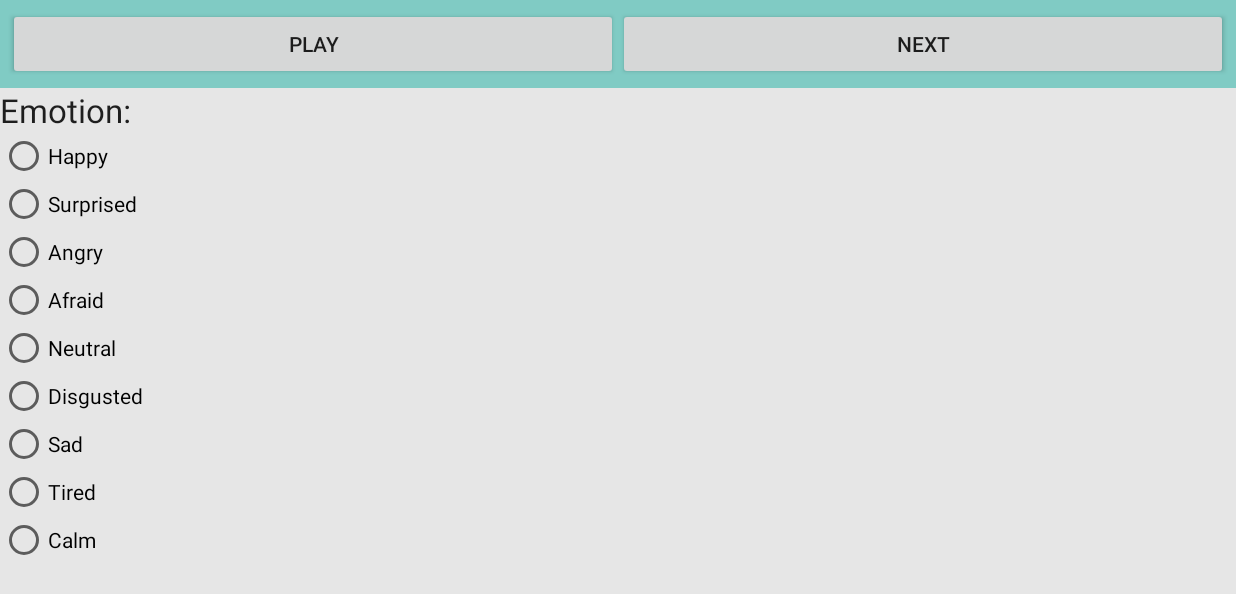
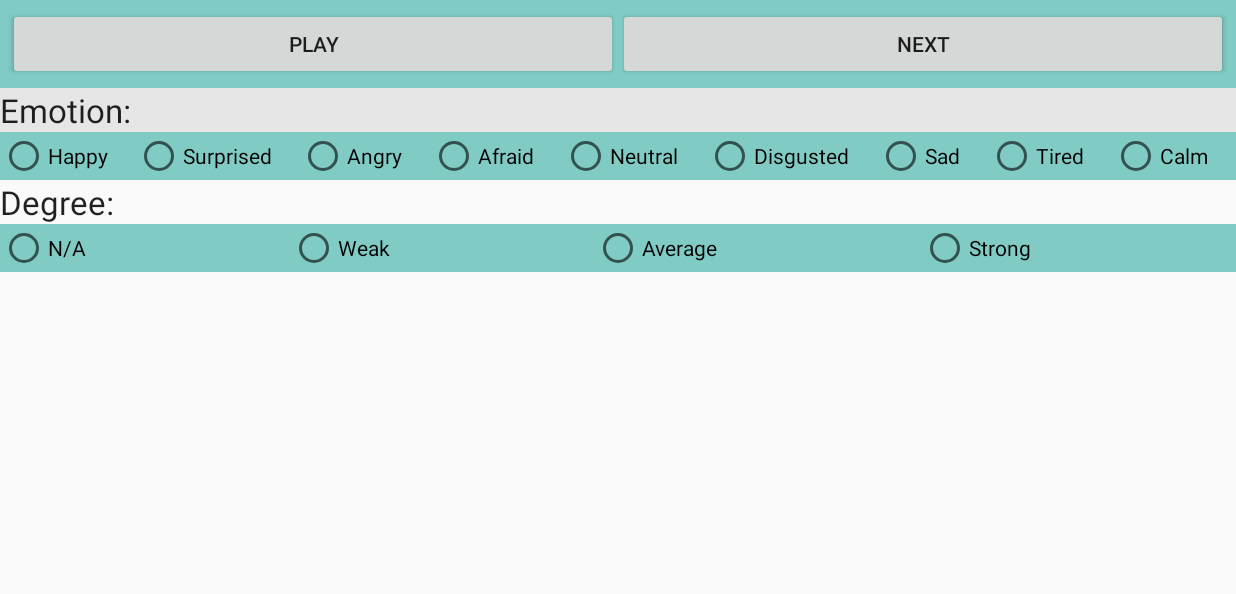
Before and after one commit to wiccy46/EmoSoundRatingControl, an Android app: the Test screen opened directly, with no data from a screen before it, on a phone screen of 824 x 412 dp (held sideways). Shown: the top 594 px of the screen. Run offline under Robolectric (Android 15) with nearby library versions, the phone set to English and light mode, and no system bars.

Commit message:
Added Degree Radiobuttons.

```diff
--- a/app/src/main/res/layout/test.xml
+++ b/app/src/main/res/layout/test.xml
@@ -26,14 +26,14 @@
             android:layout_width="fill_parent"
             android:layout_height="wrap_content"
             android:text="@string/nextSound"
-            android:id="@+id/button"
+            android:id="@+id/nextButton"
             android:layout_weight="1" />
     </LinearLayout>
 
     <LinearLayout
         android:orientation="vertical"
         android:layout_width="fill_parent"
-        android:layout_height="fill_parent"
+        android:layout_height="wrap_content"
         android:background="@color/design_fab_shadow_mid_color"
         android:id="@+id/middleSection">
 
@@ -41,71 +41,139 @@
             android:layout_width="fill_parent"
             android:layout_height="wrap_content"
             android:textAppearance="?android:attr/textAppearanceLarge"
-            android:id="@+id/textView2"
+            android:id="@+id/emotionTitle"
             android:text="@string/emotion" />
 
         <LinearLayout
             android:orientation="horizontal"
-            android:layout_width="fill_parent"
-            android:layout_height="fill_parent">
+            android:layout_width="match_parent"
+            android:layout_height="match_parent"
+            android:background="@color/accent_material_dark">
 
             <RadioGroup
                 android:layout_width="match_parent"
-                android:layout_height="match_parent">
+                android:layout_height="match_parent"
+                android:orientation="horizontal">
 
                 <RadioButton
                     android:layout_width="wrap_content"
                     android:layout_height="wrap_content"
                     android:text="@string/happy"
-                    android:id="@+id/happyRB" />
+                    android:id="@+id/happyRB"
+                    android:layout_weight="1" />
 
                 <RadioButton
                     android:layout_width="wrap_content"
                     android:layout_height="wrap_content"
                     android:text="@string/surprised"
-                    android:id="@+id/surprisedRB" />
+                    android:id="@+id/surprisedRB"
+                    android:layout_weight="1"/>
 
                 <RadioButton
                     android:layout_width="wrap_content"
                     android:layout_height="wrap_content"
                     android:text="@string/angry"
-                    android:id="@+id/angryRB" />
+                    android:id="@+id/angryRB"
+                    android:layout_weight="1"/>
 
                 <RadioButton
                     android:layout_width="wrap_content"
                     android:layout_height="wrap_content"
                     android:text="@string/afraid"
-                    android:id="@+id/afraidRB" />
+                    android:id="@+id/afraidRB"
+                    android:layout_weight="1"/>
 
                 <RadioButton
                     android:layout_width="wrap_content"
                     android:layout_height="wrap_content"
                     android:text="@string/neutral"
-                    android:id="@+id/neutralRB" />
+                    android:id="@+id/neutralRB"
+                    android:layout_weight="1"/>
 
                 <RadioButton
                     android:layout_width="wrap_content"
                     android:layout_height="wrap_content"
                     android:text="@string/disgusted"
-                    android:id="@+id/disgustedRB" />
+                    android:id="@+id/disgustedRB"
+                    android:layout_weight="1"/>
 
                 <RadioButton
                     android:layout_width="wrap_content"
                     android:layout_height="wrap_content"
                     android:text="@string/sad"
-                    android:id="@+id/sadRB" />
+                    android:id="@+id/sadRB"
+                    android:layout_weight="1"/>
 
                 <RadioButton
                     android:layout_width="wrap_content"
                     android:layout_height="wrap_content"
                     android:text="@string/tired"
-                    android:id="@+id/tiredRB" />
+                    android:id="@+id/tiredRB"
+                    android:layout_weight="1"/>
 
                 <RadioButton
                     android:layout_width="wrap_content"
                     android:layout_height="wrap_content"
                     android:text="@string/calm"
-                    android:id="@+id/calmRB" />
+                    android:id="@+id/calmRB"
+                    android:layout_weight="1"/>
+            </RadioGroup>
+        </LinearLayout>
+    </LinearLayout>
+
+    <LinearLayout
+        android:orientation="vertical"
+        android:layout_width="fill_parent"
+        android:layout_height="wrap_content"
+        android:id="@+id/bottomSection">
+
+        <TextView
+            android:layout_width="fill_parent"
+            android:layout_height="wrap_content"
+            android:textAppearance="?android:attr/textAppearanceLarge"
+            android:text="@string/degree"
+            android:id="@+id/degreeTitle" />
+
+        <LinearLayout
+            android:orientation="horizontal"
+            android:layout_width="match_parent"
+            android:layout_height="match_parent"
+            android:background="@color/accent_material_dark">
+
+            <RadioGroup
+                android:layout_width="match_parent"
+                android:layout_height="match_parent"
+                android:orientation="horizontal">
+
+
+                <RadioButton
+                    android:layout_width="wrap_content"
+                    android:layout_height="wrap_content"
+                    android:text="@string/na"
+                    android:id="@+id/naRB"
+                    android:layout_weight="1" />
+
+                <RadioButton
+                    android:layout_width="wrap_content"
+                    android:layout_height="wrap_content"
+                    android:text="@string/weak"
+                    android:id="@+id/weakRB"
+                    android:layout_weight="1"/>
+
+                <RadioButton
+                    android:layout_width="wrap_content"
+                    android:layout_height="wrap_content"
+                    android:text="@string/average"
+                    android:id="@+id/averageRB"
+                    android:layout_weight="1"/>
+
+                <RadioButton
+                    android:layout_width="wrap_content"
+                    android:layout_height="wrap_content"
+                    android:text="@string/strong"
+                    android:id="@+id/strongRB"
+                    android:layout_weight="1"/>
+
             </RadioGroup>
         </LinearLayout>
     </LinearLayout>
--- a/app/src/main/res/values/strings.xml
+++ b/app/src/main/res/values/strings.xml
@@ -16,4 +16,9 @@
     <string name="calm">Calm</string>
     <string name="disgusted">Disgusted</string>
     <string name="afraid">Afraid</string>
+    <string name="degree">Degree:</string>
+    <string name="na">N/A</string>
+    <string name="weak">Weak</string>
+    <string name="average">Average</string>
+    <string name="strong">Strong</string>
 </resources>
```
